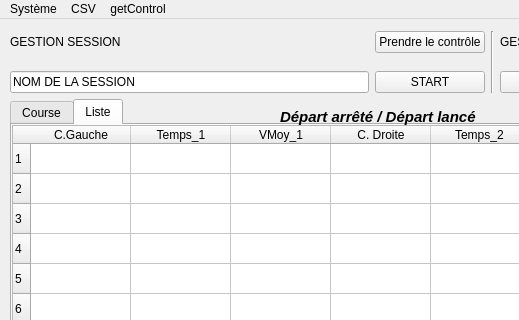
Before: the Qt Designer form cguisession.ui in PhASnBenoit/appPMV, drawn with Qt 5; both pictures show x 0 to 519 and y 0 to 320 of the 792 by 459 pixel window.
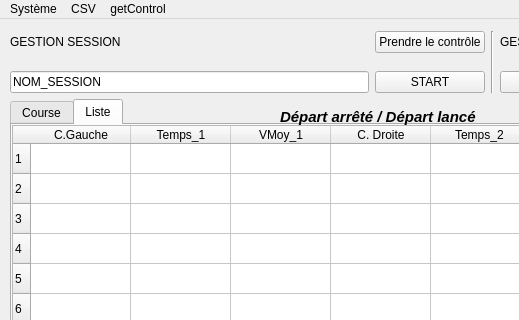
After: the same form once the commit is applied. Icons and pictures are not drawn.

Commit message: nom session

Patch:
```diff
--- a/cguisession.ui
+++ b/cguisession.ui
@@ -107,7 +107,7 @@
      <item row="1" column="0">
       <widget class="QLineEdit" name="leNomSession">
        <property name="text">
-        <string>NOM DE LA SESSION</string>
+        <string>NOM_SESSION</string>
        </property>
       </widget>
      </item>
```
The commit also changes 3 other files.
